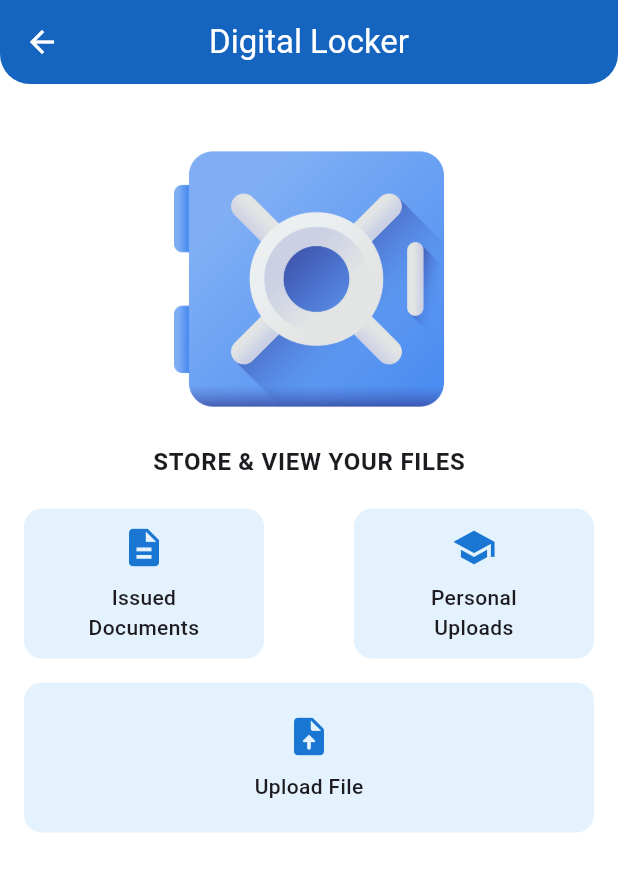
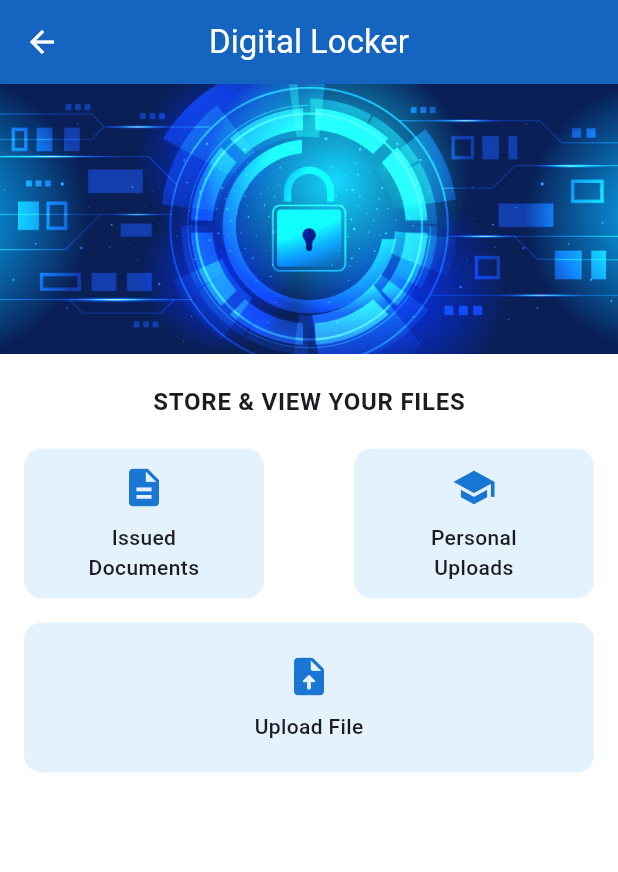
Before and after one commit to abarua967/student1, a Flutter app: the DigitalLockerPage screen opened directly, on a phone screen of 412 x 824 dp. Shown: the top 872 px of the screen. Run offline on Flutter 3.47's test engine with Material 3 defaults, Android fonts, the light colour scheme and no system bars; our stand-ins replace image_picker, shimmer, table_calendar; accounts and stored records are empty.

Commit message:
commit 2

```diff
--- a/lib/Digital_Locker1.dart
+++ b/lib/Digital_Locker1.dart
@@ -13,21 +13,21 @@ class DigitalLockerPage extends StatelessWidget {
         backgroundColor: Colors.blue[800],
         leading: const BackButton(color: Colors.white),
         centerTitle: true,
-        shape: const RoundedRectangleBorder(
-          borderRadius: BorderRadius.vertical(bottom: Radius.circular(20)),
-        ),
+        // shape: const RoundedRectangleBorder(
+        //   borderRadius: BorderRadius.vertical(bottom: Radius.circular(20)),
+        // ),
       ),
       body: Column(
         children: [
-          SizedBox(height: 40,),
+          //SizedBox(height: 40,),
           // Top Image
           Container(
             width: double.infinity,
             height: 180,
             decoration: const BoxDecoration(
               image: DecorationImage(
-                image: AssetImage('assets/images/locker.png'), // <- replace with your banner
-                fit: BoxFit.contain,
+                image: AssetImage('assets/images/img.png'), // <- replace with your banner
+                fit: BoxFit.fitWidth,
               ),
             ),
           ),
```
Also changed, not shown: assets/images/img.png (added).
